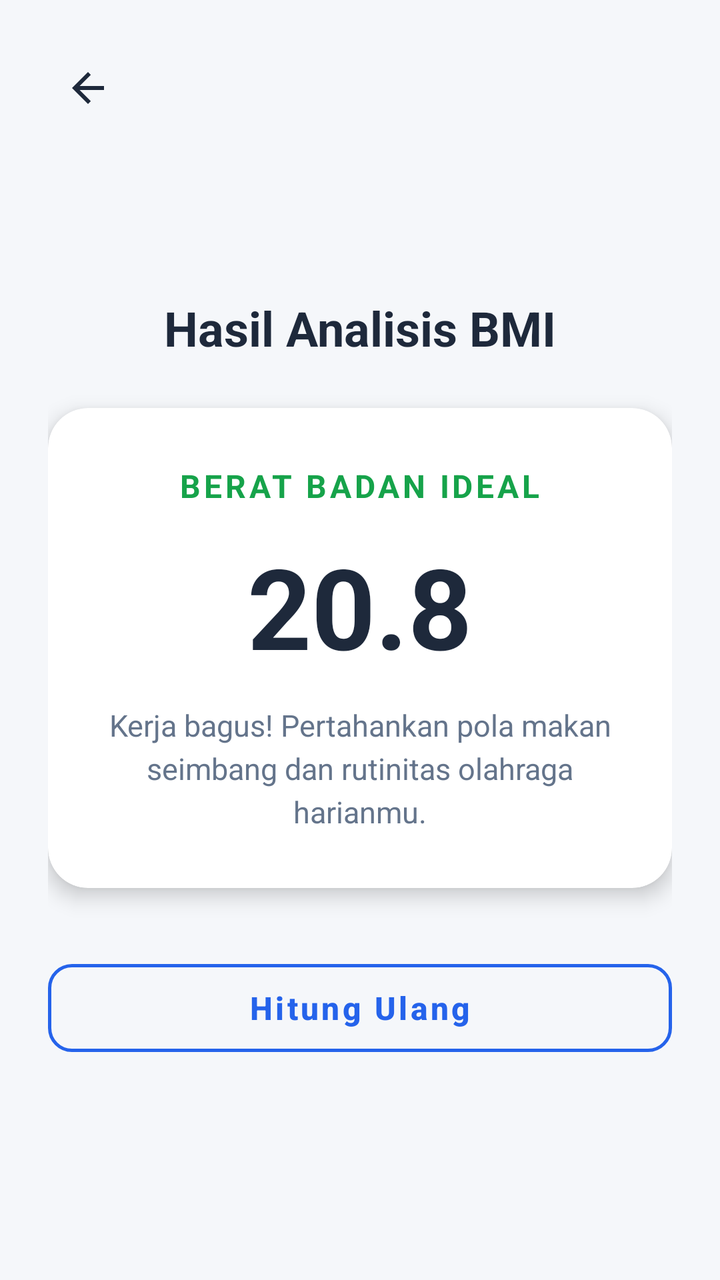
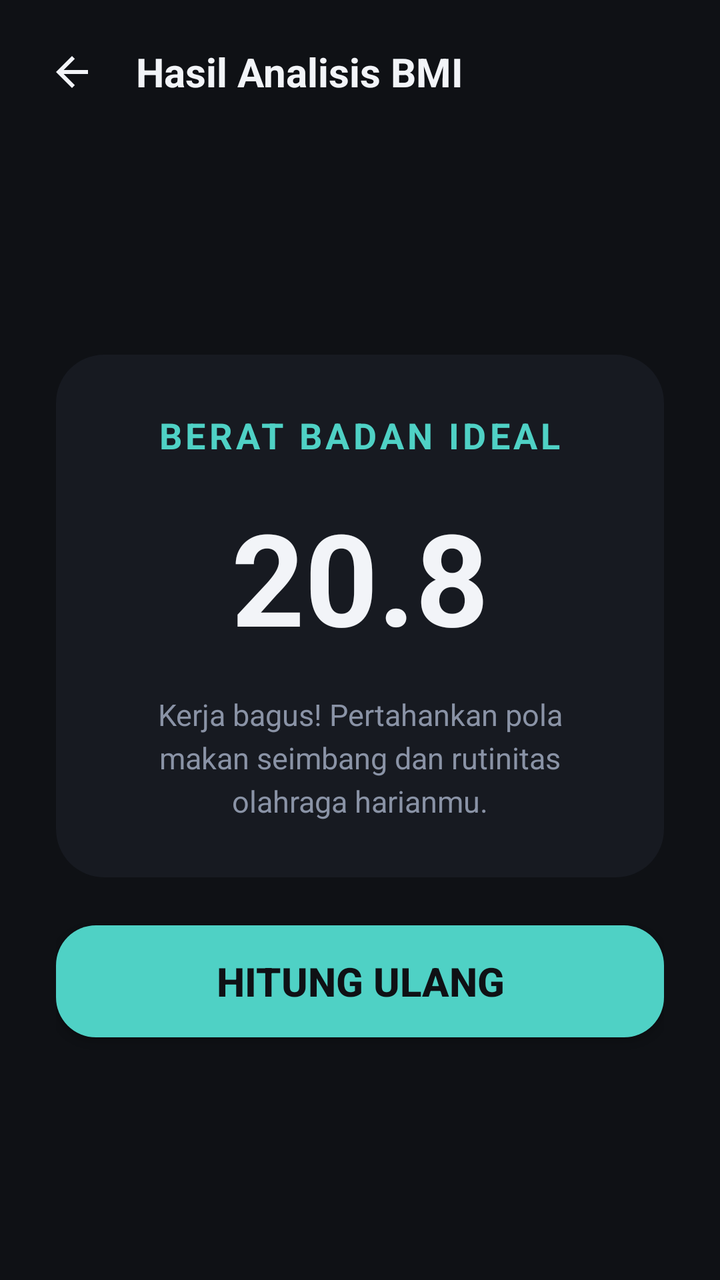

Compare the two renders of this Android layout. The source of the first and the diff that turns it into the second are given below.
<!-- AndroidManifest.xml: application theme Theme.Calcsy -->
<!-- res/layout/activity_bmi_result.xml -->
<?xml version="1.0" encoding="utf-8"?>
<LinearLayout xmlns:android="http://schemas.android.com/apk/res/android"
    xmlns:app="http://schemas.android.com/apk/res-auto"
    xmlns:tools="http://schemas.android.com/tools"
    android:layout_width="match_parent"
    android:layout_height="match_parent"
    android:orientation="vertical"
    android:padding="24dp"
    android:background="#F5F7FA"
    tools:context=".BmiResultActivity">

    
    <RelativeLayout
        android:layout_width="match_parent"
        android:layout_height="wrap_content">

        <ImageButton
            android:id="@+id/btnBack"
            android:layout_width="40dp"
            android:layout_height="40dp"
            android:layout_alignParentStart="true"
            android:layout_centerVertical="true"
            android:background="?attr/selectableItemBackgroundBorderless"
            android:contentDescription="Back"
            android:src="@drawable/ic_back"
            app:tint="#1E293B" />
    </RelativeLayout>

    <LinearLayout
        android:layout_width="match_parent"
        android:layout_height="match_parent"
        android:orientation="vertical"
        android:gravity="center">

        
        <TextView
            android:layout_width="wrap_content"
            android:layout_height="wrap_content"
            android:text="Hasil Analisis BMI"
            android:textSize="24sp"
            android:textStyle="bold"
            android:textColor="#1E293B"
            android:layout_marginBottom="24dp" />

        
        <androidx.cardview.widget.CardView
            android:layout_width="match_parent"
            android:layout_height="wrap_content"
            app:cardCornerRadius="20dp"
            app:cardElevation="6dp"
            app:cardBackgroundColor="#FFFFFF">

            <LinearLayout
                android:layout_width="match_parent"
                android:layout_height="wrap_content"
                android:orientation="vertical"
                android:padding="28dp"
                android:gravity="center">

                
                <TextView
                    android:id="@+id/tvKategori"
                    android:layout_width="wrap_content"
                    android:layout_height="wrap_content"
                    android:text="BERAT BADAN IDEAL"
                    android:textColor="#16A34A"
                    android:textSize="16sp"
                    android:textStyle="bold"
                    android:letterSpacing="0.1" />

                
                <TextView
                    android:id="@+id/tvHasilAngka"
                    android:layout_width="wrap_content"
                    android:layout_height="wrap_content"
                    android:text="20.8"
                    android:textSize="56sp"
                    android:textStyle="bold"
                    android:textColor="#1E293B"
                    android:layout_marginTop="12dp"
                    android:layout_marginBottom="12dp" />

                
                <TextView
                    android:id="@+id/tvSaran"
                    android:layout_width="match_parent"
                    android:layout_height="wrap_content"
                    android:text="Kerja bagus! Pertahankan pola makan seimbang dan rutinitas olahraga harianmu."
                    android:textSize="15sp"
                    android:textColor="#64748B"
                    android:textAlignment="center"
                    android:lineSpacingExtra="4dp" />

            </LinearLayout>
        </androidx.cardview.widget.CardView>

        
        <com.google.android.material.button.MaterialButton
            android:id="@+id/btnHitungUlang"
            style="@style/Widget.MaterialComponents.Button.OutlinedButton"
            android:layout_width="match_parent"
            android:layout_height="56dp"
            android:text="Hitung Ulang"
            android:textSize="16sp"
            android:textStyle="bold"
            android:textAllCaps="false"
            android:textColor="#2563EB"
            app:strokeColor="#2563EB"
            app:strokeWidth="1.5dp"
            app:cornerRadius="12dp"
            android:layout_marginTop="32dp" />

    </LinearLayout>
</LinearLayout>
<!-- resources referenced by this layout -->
<resources>
  <!-- drawable ic_back (drawable) -->
  <vector xmlns:android="http://schemas.android.com/apk/res/android"
      android:width="24dp"
      android:height="24dp"
      android:viewportWidth="24"
      android:viewportHeight="24">
      <path
          android:fillColor="#F2F4F8"
          android:pathData="M20,11H7.83l5.59,-5.59L12,4l-8,8 8,8 1.41,-1.41L7.83,13H20v-2z" />
  </vector>
  <style name="Theme.Calcsy" parent="Base.Theme.Calcsy" />
  <style name="Base.Theme.Calcsy" parent="Theme.MaterialComponents.DayNight.NoActionBar">
          <item name="colorPrimary">#2563EB</item>
          <item name="colorPrimaryVariant">#1D4ED8</item>
          <item name="colorOnPrimary">#FFFFFF</item>
          <item name="android:statusBarColor">#0F1115</item>
      </style>
</resources>

<!-- the commit's change to res/layout/activity_bmi_result.xml (unified diff, before → after) -->
@@ -4,15 +4,16 @@
     xmlns:tools="http://schemas.android.com/tools"
     android:layout_width="match_parent"
     android:layout_height="match_parent"
+    android:background="#0F1115"
     android:orientation="vertical"
-    android:padding="24dp"
-    android:background="#F5F7FA"
+    android:padding="16dp"
     tools:context=".BmiResultActivity">
 
     
     <RelativeLayout
         android:layout_width="match_parent"
-        android:layout_height="wrap_content">
+        android:layout_height="wrap_content"
+        android:layout_marginBottom="16dp">
 
         <ImageButton
             android:id="@+id/btnBack"
@@ -23,92 +24,84 @@
             android:background="?attr/selectableItemBackgroundBorderless"
             android:contentDescription="Back"
             android:src="@drawable/ic_back"
-            app:tint="#1E293B" />
+            app:tint="#F2F4F8" />
+
+        <TextView
+            android:layout_width="wrap_content"
+            android:layout_height="wrap_content"
+            android:layout_centerVertical="true"
+            android:layout_marginStart="12dp"
+            android:layout_toEndOf="@id/btnBack"
+            android:text="Hasil Analisis BMI"
+            android:textColor="#F2F4F8"
+            android:textSize="20sp"
+            android:textStyle="bold" />
     </RelativeLayout>
 
     <LinearLayout
         android:layout_width="match_parent"
         android:layout_height="match_parent"
+        android:gravity="center"
         android:orientation="vertical"
-        android:gravity="center">
+        android:padding="12dp">
 
         
-        <TextView
-            android:layout_width="wrap_content"
+        <LinearLayout
+            android:layout_width="match_parent"
             android:layout_height="wrap_content"
-            android:text="Hasil Analisis BMI"
-            android:textSize="24sp"
-            android:textStyle="bold"
-            android:textColor="#1E293B"
-            android:layout_marginBottom="24dp" />
+            android:background="@drawable/bg_display"
+            android:gravity="center"
+            android:orientation="vertical"
+            android:padding="28dp">
+
+            
+            <TextView
+                android:id="@+id/tvKategori"
+                android:layout_width="wrap_content"
+                android:layout_height="wrap_content"
+                android:letterSpacing="0.1"
+                android:text="BERAT BADAN IDEAL"
+                android:textColor="#4FD1C5"
+                android:textSize="18sp"
+                android:textStyle="bold" />
+
+            
+            <TextView
+                android:id="@+id/tvHasilAngka"
+                android:layout_width="wrap_content"
+                android:layout_height="wrap_content"
+                android:layout_marginTop="16dp"
+                android:layout_marginBottom="16dp"
+                android:text="20.8"
+                android:textColor="#F2F4F8"
+                android:textSize="64sp"
+                android:textStyle="bold" />
+
+            
+            <TextView
+                android:id="@+id/tvSaran"
+                android:layout_width="match_parent"
+                android:layout_height="wrap_content"
+                android:lineSpacingExtra="4dp"
+                android:text="Kerja bagus! Pertahankan pola makan seimbang dan rutinitas olahraga harianmu."
+                android:textAlignment="center"
+                android:textColor="#8A93A6"
+                android:textSize="15sp" />
+
+        </LinearLayout>
 
         
-        <androidx.cardview.widget.CardView
-            android:layout_width="match_parent"
-            android:layout_height="wrap_content"
-            app:cardCornerRadius="20dp"
-            app:cardElevation="6dp"
-            app:cardBackgroundColor="#FFFFFF">
-
-            <LinearLayout
-                android:layout_width="match_parent"
-                android:layout_height="wrap_content"
-                android:orientation="vertical"
-                android:padding="28dp"
-                android:gravity="center">
-
-                
-                <TextView
-                    android:id="@+id/tvKategori"
-                    android:layout_width="wrap_content"
-                    android:layout_height="wrap_content"
-                    android:text="BERAT BADAN IDEAL"
-                    android:textColor="#16A34A"
-                    android:textSize="16sp"
-                    android:textStyle="bold"
-                    android:letterSpacing="0.1" />
-
-                
-                <TextView
-                    android:id="@+id/tvHasilAngka"
-                    android:layout_width="wrap_content"
-                    android:layout_height="wrap_content"
-                    android:text="20.8"
-                    android:textSize="56sp"
-                    android:textStyle="bold"
-                    android:textColor="#1E293B"
-                    android:layout_marginTop="12dp"
-                    android:layout_marginBottom="12dp" />
-
-                
-                <TextView
-                    android:id="@+id/tvSaran"
-                    android:layout_width="match_parent"
-                    android:layout_height="wrap_content"
-                    android:text="Kerja bagus! Pertahankan pola makan seimbang dan rutinitas olahraga harianmu."
-                    android:textSize="15sp"
-                    android:textColor="#64748B"
-                    android:textAlignment="center"
-                    android:lineSpacingExtra="4dp" />
-
-            </LinearLayout>
-        </androidx.cardview.widget.CardView>
-
-        
-        <com.google.android.material.button.MaterialButton
+        <androidx.appcompat.widget.AppCompatButton
             android:id="@+id/btnHitungUlang"
-            style="@style/Widget.MaterialComponents.Button.OutlinedButton"
             android:layout_width="match_parent"
             android:layout_height="56dp"
-            android:text="Hitung Ulang"
-            android:textSize="16sp"
-            android:textStyle="bold"
+            android:layout_marginTop="24dp"
+            android:background="@drawable/bg_button_equals"
+            android:text="HITUNG ULANG"
             android:textAllCaps="false"
-            android:textColor="#2563EB"
-            app:strokeColor="#2563EB"
-            app:strokeWidth="1.5dp"
-            app:cornerRadius="12dp"
-            android:layout_marginTop="32dp" />
+            android:textColor="#0F1115"
+            android:textSize="20sp"
+            android:textStyle="bold" />
 
     </LinearLayout>
 </LinearLayout>
<!-- resource entries referenced after the edit -->
@@ -1,5 +1,22 @@
 <!-- resources referenced by this layout -->
 <resources>
+  <!-- drawable bg_button_equals (drawable) -->
+  <?xml version="1.0" encoding="utf-8"?>
+  <ripple xmlns:android="http://schemas.android.com/apk/res/android"
+      android:color="#40000000">
+      <item>
+          <shape>
+              <solid android:color="#4FD1C5" />
+              <corners android:radius="20dp" />
+          </shape>
+      </item>
+  </ripple>
+  <!-- drawable bg_display (drawable) -->
+  <?xml version="1.0" encoding="utf-8"?>
+  <shape xmlns:android="http://schemas.android.com/apk/res/android">
+      <solid android:color="#171A21" />
+      <corners android:radius="24dp" />
+  </shape>
   <!-- drawable ic_back (drawable) -->
   <vector xmlns:android="http://schemas.android.com/apk/res/android"
       android:width="24dp"
